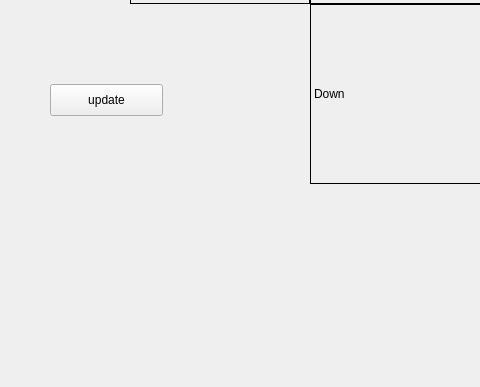
The window that A9_RubiksCubeTutorial/mainwindow.ui (MikeySH/CS3505_A9-Rubiks-Cube-Edu-App) describes before a commit, drawn with Qt 5; both pictures show x 0 to 480 and y 393 to 780 of the 1004 by 780 pixel window.
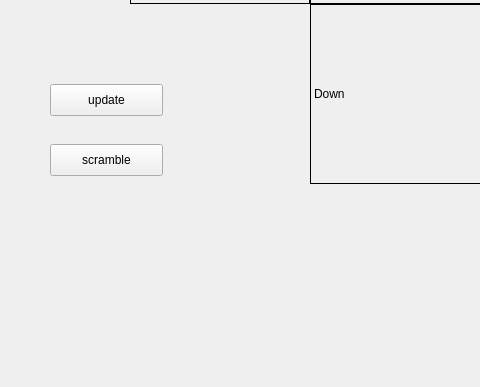
The same window after the commit.

Commit message: scramble and reset implementation added

The edit to the form file:
```diff
--- a/A9_RubiksCubeTutorial/mainwindow.ui
+++ b/A9_RubiksCubeTutorial/mainwindow.ui
@@ -279,6 +279,19 @@
      <string>B'</string>
     </property>
    </widget>
+   <widget class="QPushButton" name="scrambleButton">
+    <property name="geometry">
+     <rect>
+      <x>50</x>
+      <y>520</y>
+      <width>113</width>
+      <height>32</height>
+     </rect>
+    </property>
+    <property name="text">
+     <string>scramble</string>
+    </property>
+   </widget>
   </widget>
   <widget class="QMenuBar" name="menubar">
    <property name="geometry">
```
Left out of the diff: 2 changed lines with no effect on the pictures. The commit also changes 3 other files.
